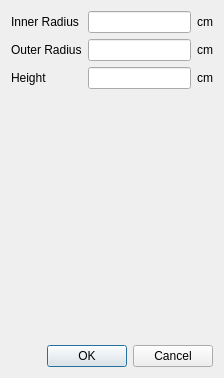
Before: the Qt Designer form designer/ui_dimensions_setter.ui in neutrons/addie, drawn with Qt 5.
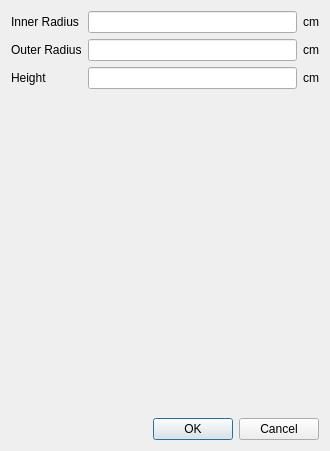
After: the same form once the commit is applied.

Commit message: geometry helper icons are in place when bringing the dimensions setter

What changed in the file:
```diff
--- a/designer/ui_dimensions_setter.ui
+++ b/designer/ui_dimensions_setter.ui
@@ -9,10 +9,22 @@
    <rect>
     <x>0</x>
     <y>0</y>
-    <width>224</width>
-    <height>378</height>
+    <width>330</width>
+    <height>451</height>
    </rect>
   </property>
+  <property name="sizePolicy">
+   <sizepolicy hsizetype="Expanding" vsizetype="Expanding">
+    <horstretch>0</horstretch>
+    <verstretch>0</verstretch>
+   </sizepolicy>
+  </property>
+  <property name="minimumSize">
+   <size>
+    <width>200</width>
+    <height>0</height>
+   </size>
+  </property>
   <property name="windowTitle">
    <string>Geometry Dimensions</string>
   </property>
@@ -27,7 +39,14 @@
       </widget>
      </item>
      <item row="0" column="1">
-      <widget class="QLineEdit" name="radius_value"/>
+      <widget class="QLineEdit" name="radius_value">
+       <property name="sizePolicy">
+        <sizepolicy hsizetype="Expanding" vsizetype="Fixed">
+         <horstretch>0</horstretch>
+         <verstretch>0</verstretch>
+        </sizepolicy>
+       </property>
+      </widget>
      </item>
      <item row="0" column="2">
       <widget class="QLabel" name="radius_units">
@@ -73,9 +92,24 @@
     </layout>
    </item>
    <item>
+    <layout class="QHBoxLayout" name="horizontalLayout">
+     <item>
+      <spacer name="horizontalSpacer">
+       <property name="orientation">
+        <enum>Qt::Horizontal</enum>
+       </property>
+       <property name="sizeHint" stdset="0">
+        <size>
+         <width>40</width>
+         <height>20</height>
+        </size>
+       </property>
+      </spacer>
+     </item>
+     <item>
     <widget class="QLabel" name="preview">
      <property name="sizePolicy">
-      <sizepolicy hsizetype="Preferred" vsizetype="Expanding">
+        <sizepolicy hsizetype="Expanding" vsizetype="Expanding">
        <horstretch>0</horstretch>
        <verstretch>0</verstretch>
       </sizepolicy>
@@ -84,6 +118,21 @@
       <string/>
      </property>
     </widget>
+     </item>
+     <item>
+      <spacer name="horizontalSpacer_2">
+       <property name="orientation">
+        <enum>Qt::Horizontal</enum>
+       </property>
+       <property name="sizeHint" stdset="0">
+        <size>
+         <width>40</width>
+         <height>20</height>
+        </size>
+       </property>
+      </spacer>
+     </item>
+    </layout>
    </item>
    <item>
     <widget class="QDialogButtonBox" name="buttonBox">
```
Lines whose indentation alone changed are shown as unchanged. The commit also changes 7 other files.
